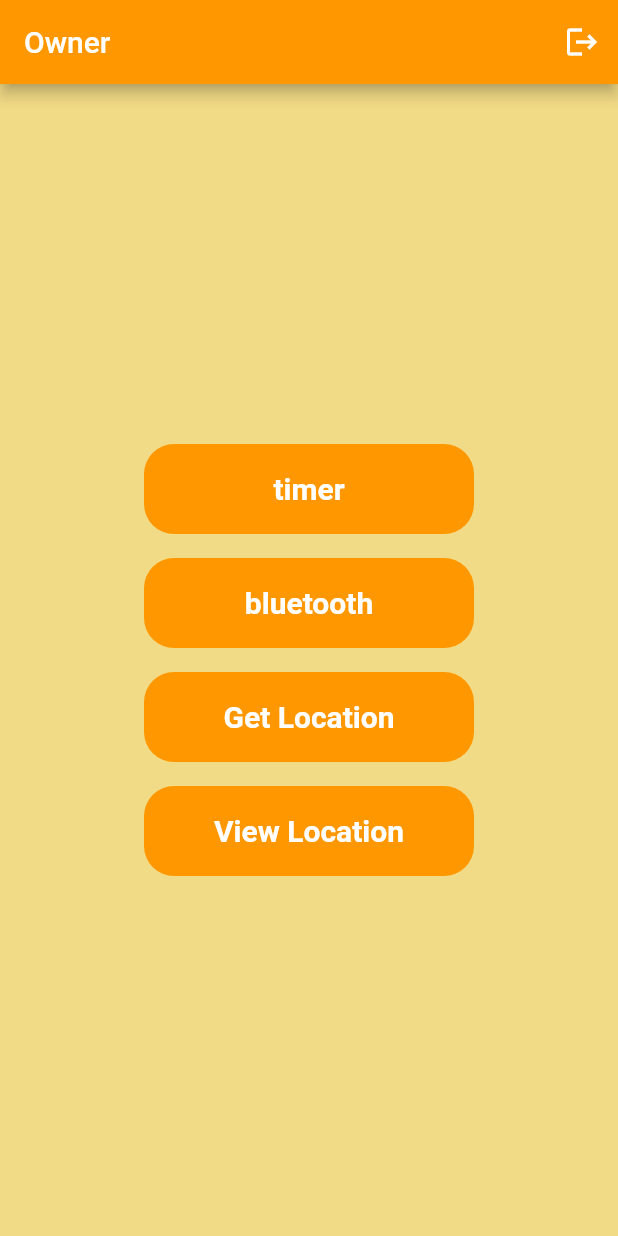
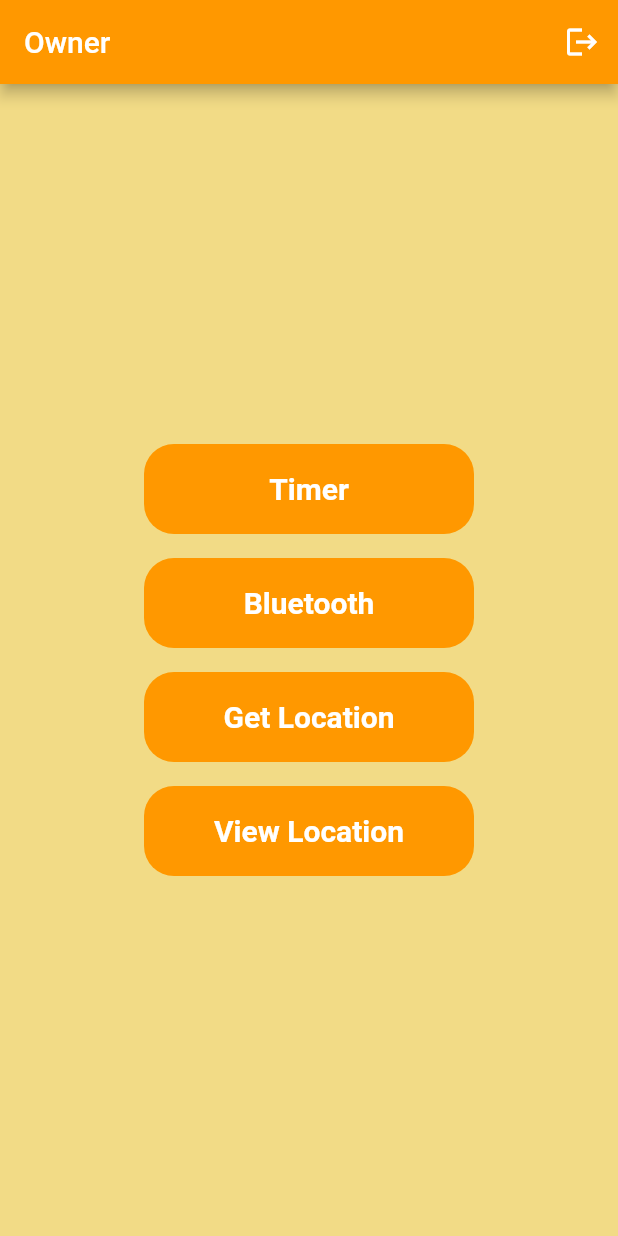
Before and after one commit to AtharvaMRFire/rental_bike, a Flutter app: the Teacher screen opened directly, on a phone screen of 412 x 824 dp. Run offline on Flutter 3.47's test engine with Material 2 defaults, Android fonts, the phone set to English and light mode, and no system bars; our stand-ins replace cloud_firestore, firebase_auth, firebase_core, geolocator; accounts and stored records are empty.

Commit message:
It works

```diff
--- a/lib/Owner.dart
+++ b/lib/Owner.dart
@@ -59,7 +59,7 @@ class _TeacherState extends State<Teacher> {
                         borderRadius: BorderRadius.circular(20)),
                     child: Center(
                         child: Text(
-                      'timer',
+                      'Timer',
                       style: TextStyle(
                           color: Colors.white,
                           fontSize: 20,
@@ -82,7 +82,7 @@ class _TeacherState extends State<Teacher> {
                         borderRadius: BorderRadius.circular(20)),
                     child: Center(
                         child: Text(
-                      'bluetooth',
+                      'Bluetooth',
                       style: TextStyle(
                           color: Colors.white,
                           fontSize: 20,
```
